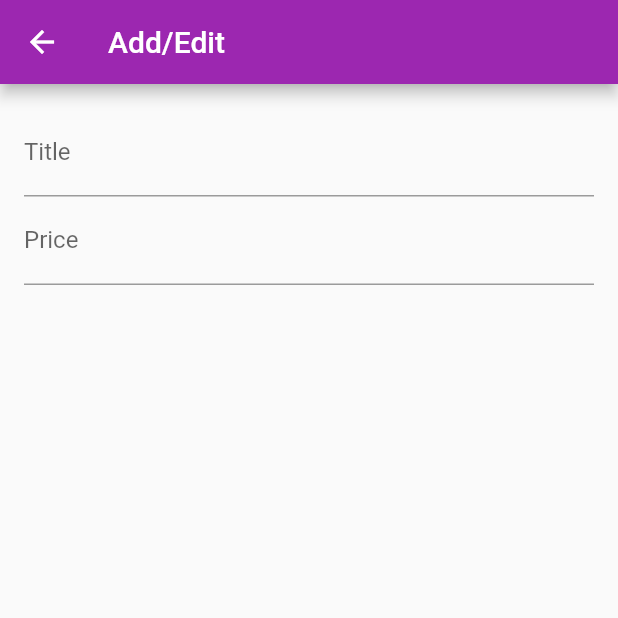
After one commit to ShijuPJohn/shop_app, a Flutter app: the EditProductScreen screen opened by its route, on a phone screen of 412 x 824 dp, the top half of it. The commit adds this screen. Run offline on Flutter 3.47's test engine with Material 2 defaults, Android fonts, the phone set to English and light mode, and no system bars; network calls fail.

Commit message:
start implementing the form in edit/add screen

```diff
--- a/lib/main.dart
+++ b/lib/main.dart
@@ -3,7 +3,9 @@ import 'package:provider/provider.dart';
 import 'package:shop_app/providers/cart.dart';
 import 'package:shop_app/providers/orders.dart';
 import 'package:shop_app/screens/cart_screen.dart';
+import 'package:shop_app/screens/edit_product_screen.dart';
 import 'package:shop_app/screens/orders_screen.dart';
+import 'package:shop_app/screens/user_products_screen.dart';
 
 import './providers/products.dart';
 import './screens/product_detail_screen.dart';
@@ -28,6 +30,8 @@ class MyApp extends StatelessWidget {
           ProductDetailScreen.id: (context) => ProductDetailScreen(),
           CartScreen.id: (context) => CartScreen(),
           OrdersScreen.id: (context) => OrdersScreen(),
+          UserProductsScreen.id: (context) => UserProductsScreen(),
+          EditProductScreen.id: (context) => EditProductScreen(),
         },
         theme: ThemeData(
           primarySwatch: Colors.purple,
--- /dev/null
+++ b/lib/screens/edit_product_screen.dart
@@ -0,0 +1,53 @@
+import 'package:flutter/material.dart';
+import 'package:provider/provider.dart';
+import 'package:shop_app/providers/products.dart';
+
+class EditProductScreen extends StatefulWidget {
+  static const id = 'EditProductScreen';
+
+  @override
+  _EditProductScreenState createState() => _EditProductScreenState();
+}
+
+class _EditProductScreenState extends State<EditProductScreen> {
+  final _priceFocusNode = FocusNode();
+
+  @override
+  Widget build(BuildContext context) {
+    if (ModalRoute.of(context).settings.arguments != null) {
+      final id = (ModalRoute.of(context).settings.arguments
+          as Map<String, String>)['id'];
+      final product =
+          Provider.of<Products>(context, listen: false).findById(id);
+    }
+    return Scaffold(
+      appBar: AppBar(
+        title: Text('Add/Edit'),
+      ),
+      body: Padding(
+        padding: EdgeInsets.all(16.0),
+        child: Form(
+          child: SingleChildScrollView(
+            child: Column(
+              children: [
+                TextFormField(
+                  decoration: InputDecoration(labelText: 'Title'),
+                  textInputAction: TextInputAction.next,
+                  onFieldSubmitted: (_){
+                    FocusScope.of(context).requestFocus(_priceFocusNode);
+                  },
+                ),
+                TextFormField(
+                  decoration: InputDecoration(labelText: 'Price'),
+                  textInputAction: TextInputAction.next,
+                  keyboardType: TextInputType.number,
+                  focusNode: _priceFocusNode,
+                ),
+              ],
+            ),
+          ),
+        ),
+      ),
+    );
+  }
+}
--- a/lib/screens/product_detail_screen.dart
+++ b/lib/screens/product_detail_screen.dart
@@ -9,11 +9,11 @@ class ProductDetailScreen extends StatelessWidget {
   Widget build(BuildContext context) {
     final id = (ModalRoute.of(context).settings.arguments
         as Map<String, String>)['id'];
-    final productId =
+    final product =
         Provider.of<Products>(context, listen: false).findById(id);
     return Scaffold(
       appBar: AppBar(
-        title: Text(productId.title),
+        title: Text(product.title),
       ),
       body: SingleChildScrollView(
         child: Column(
@@ -23,20 +23,20 @@ class ProductDetailScreen extends StatelessWidget {
               width: double.infinity,
               color: Color.fromRGBO(0, 0, 0, 1),
               child: Text(
-                productId.title,
+                product.title,
                 textAlign: TextAlign.center,
                 style: TextStyle(color: Colors.white, fontSize: 25.0),
               ),
             ),
             Image.network(
-              productId.imageUrl,
+              product.imageUrl,
               fit: BoxFit.cover,
             ),
             SizedBox(
               height: 10.0,
             ),
-            Text('\$${productId.price}'),
-            Text('${productId.description}'),
+            Text('\$${product.price}'),
+            Text('${product.description}'),
             FlatButton(
               onPressed: () {
                 //TODO
```
Also changed, not shown: lib/screens/user_products_screen.dart (added, +39 -0 lines), lib/widgets/app_drawer.dart (+10 -2 lines), lib/widgets/cart_item_widget.dart (+22 -0 lines), lib/widgets/manage_products_item.dart (added, +43 -0 lines).
